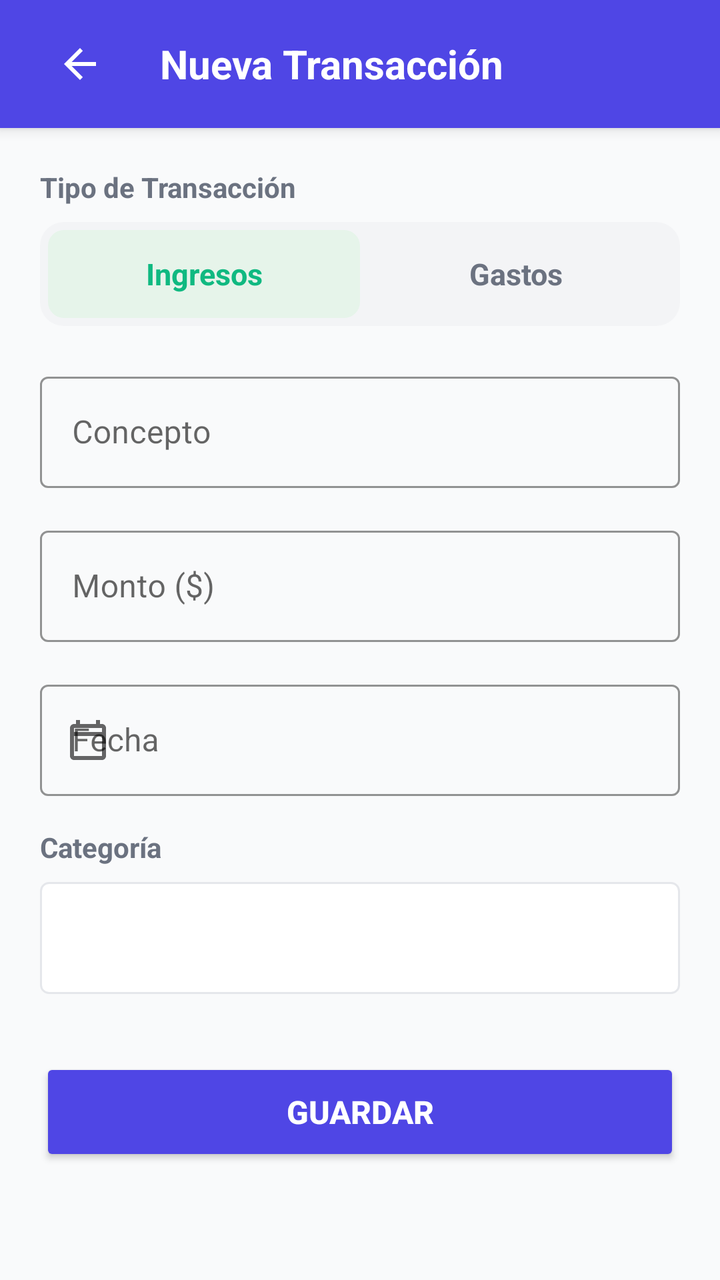
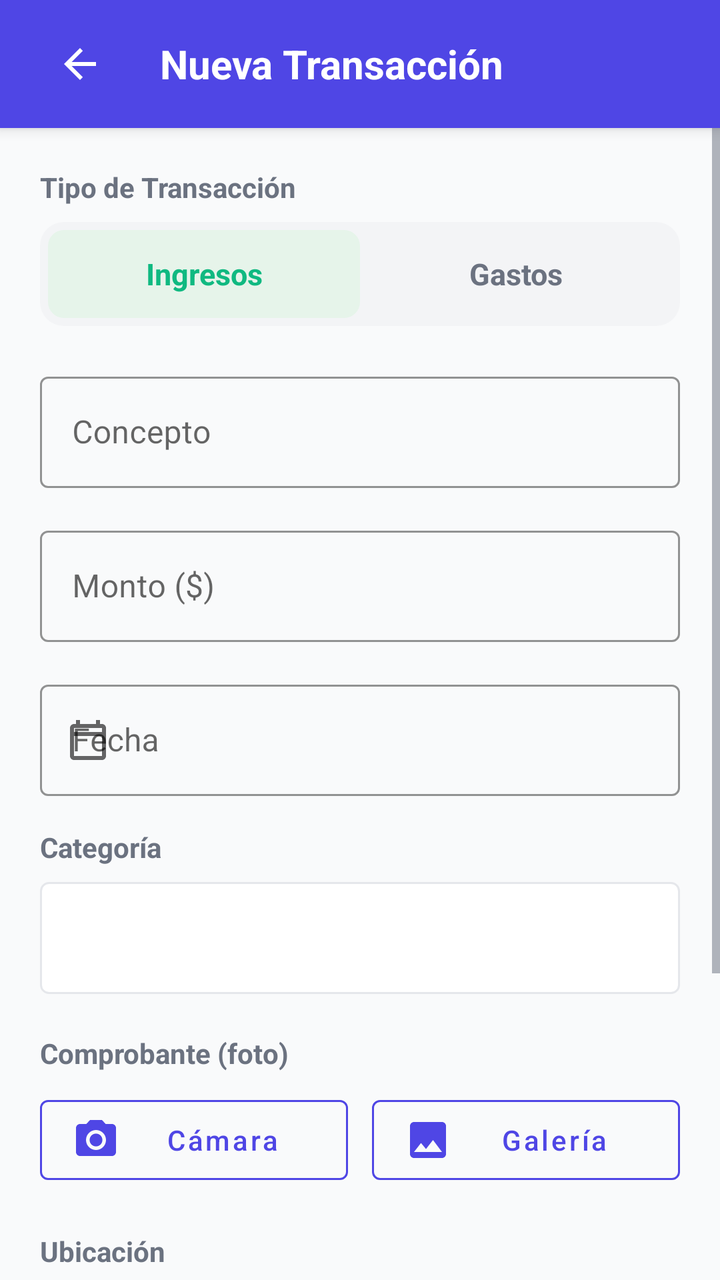

Screens rendered from an Android XML layout before and after an edit, with the pre-edit source and the edit as a unified diff.
<!-- AndroidManifest.xml: application theme Theme.MisFinanzas -->
<!-- res/layout/activity_transaction_form.xml -->
<?xml version="1.0" encoding="utf-8"?>
<LinearLayout
    xmlns:android="http://schemas.android.com/apk/res/android"
    xmlns:app="http://schemas.android.com/apk/res-auto"
    xmlns:tools="http://schemas.android.com/tools"
    android:layout_width="match_parent"
    android:layout_height="match_parent"
    android:orientation="vertical"
    android:background="@color/background"
    tools:context=".TransactionFormActivity">

    
    <RelativeLayout
        android:layout_width="match_parent"
        android:layout_height="64dp"
        android:background="@color/primary"
        android:elevation="4dp"
        android:paddingHorizontal="16dp">

        <ImageButton
            android:id="@+id/btn_back"
            android:layout_width="48dp"
            android:layout_height="48dp"
            android:layout_centerVertical="true"
            android:background="?attr/selectableItemBackgroundBorderless"
            android:contentDescription="Atras"
            android:src="@drawable/ic_arrow_back"
            app:tint="@color/white" />
        

        <TextView
            android:id="@+id/tv_form_title"
            android:layout_width="wrap_content"
            android:layout_height="wrap_content"
            android:layout_centerVertical="true"
            android:layout_marginStart="16dp"
            android:layout_toEndOf="@id/btn_back"
            android:text="@string/title_new_transaction"
            android:textColor="@color/white"
            android:textSize="20sp"
            android:textStyle="bold" />
    </RelativeLayout>

    <ScrollView
        android:layout_width="match_parent"
        android:layout_height="0dp"
        android:layout_weight="1"
        android:fillViewport="true">

        <LinearLayout
            android:layout_width="match_parent"
            android:layout_height="wrap_content"
            android:orientation="vertical"
            android:padding="20dp">

            
            <TextView
                android:layout_width="wrap_content"
                android:layout_height="wrap_content"
                android:layout_marginBottom="8dp"
                android:text="@string/label_type"
                android:textColor="@color/text_secondary"
                android:textSize="14sp"
                android:textStyle="bold" />

            <RadioGroup
                android:id="@+id/rg_type"
                android:layout_width="match_parent"
                android:layout_height="52dp"
                android:layout_marginBottom="20dp"
                android:background="@drawable/bg_toggle_group"
                android:orientation="horizontal"
                android:padding="4dp">

                <RadioButton
                    android:id="@+id/rb_income"
                    android:layout_width="0dp"
                    android:layout_height="match_parent"
                    android:layout_weight="1"
                    android:background="@drawable/selector_toggle_income"
                    android:button="@null"
                    android:checked="true"
                    android:gravity="center"
                    android:text="@string/title_incomes"
                    android:textAlignment="center"
                    android:textColor="@drawable/selector_toggle_income_text"
                    android:textSize="15sp"
                    android:textStyle="bold" />

                <RadioButton
                    android:id="@+id/rb_expense"
                    android:layout_width="0dp"
                    android:layout_height="match_parent"
                    android:layout_weight="1"
                    android:background="@drawable/selector_toggle_expense"
                    android:button="@null"
                    android:gravity="center"
                    android:text="@string/title_expenses"
                    android:textAlignment="center"
                    android:textColor="@drawable/selector_toggle_expense_text"
                    android:textSize="15sp"
                    android:textStyle="bold" />
            </RadioGroup>

            
            <com.google.android.material.textfield.TextInputLayout
                android:id="@+id/til_concept"
                style="@style/Widget.MaterialComponents.TextInputLayout.OutlinedBox"
                android:layout_width="match_parent"
                android:layout_height="wrap_content"
                android:layout_marginBottom="16dp"
                android:hint="@string/label_concept"
                app:boxStrokeColor="@color/primary"
                app:hintTextColor="@color/primary">

                <com.google.android.material.textfield.TextInputEditText
                    android:id="@+id/tiet_concept"
                    android:layout_width="match_parent"
                    android:layout_height="wrap_content"
                    android:inputType="textCapSentences"
                    android:maxLines="1"
                    android:textColor="@color/text_primary" />
            </com.google.android.material.textfield.TextInputLayout>

            
            <com.google.android.material.textfield.TextInputLayout
                android:id="@+id/til_amount"
                style="@style/Widget.MaterialComponents.TextInputLayout.OutlinedBox"
                android:layout_width="match_parent"
                android:layout_height="wrap_content"
                android:layout_marginBottom="16dp"
                android:hint="@string/label_amount"
                app:boxStrokeColor="@color/primary"
                app:hintTextColor="@color/primary"
                app:prefixText="$"
                app:prefixTextColor="@color/text_secondary">

                <com.google.android.material.textfield.TextInputEditText
                    android:id="@+id/tiet_amount"
                    android:layout_width="match_parent"
                    android:layout_height="wrap_content"
                    android:inputType="numberDecimal"
                    android:maxLines="1"
                    android:textColor="@color/text_primary" />
            </com.google.android.material.textfield.TextInputLayout>

            
            <com.google.android.material.textfield.TextInputLayout
                android:id="@+id/til_date"
                style="@style/Widget.MaterialComponents.TextInputLayout.OutlinedBox"
                android:layout_width="match_parent"
                android:layout_height="wrap_content"
                android:layout_marginBottom="16dp"
                android:hint="@string/label_date"
                app:boxStrokeColor="@color/primary"
                app:hintTextColor="@color/primary"
                app:startIconDrawable="@drawable/ic_calendar">

                <com.google.android.material.textfield.TextInputEditText
                    android:id="@+id/tiet_date"
                    android:layout_width="match_parent"
                    android:layout_height="wrap_content"
                    android:clickable="true"
                    android:focusable="false"
                    android:inputType="none"
                    android:textColor="@color/text_primary" />
            </com.google.android.material.textfield.TextInputLayout>

            
            <TextView
                android:layout_width="wrap_content"
                android:layout_height="wrap_content"
                android:layout_marginBottom="8dp"
                android:text="@string/label_category"
                android:textColor="@color/text_secondary"
                android:textSize="14sp"
                android:textStyle="bold" />

            <RelativeLayout
                android:layout_width="match_parent"
                android:layout_height="56dp"
                android:layout_marginBottom="32dp"
                android:background="@drawable/bg_spinner">

                <androidx.appcompat.widget.AppCompatSpinner
                    android:id="@+id/spinner_category"
                    android:layout_width="match_parent"
                    android:layout_height="match_parent"
                    android:background="@android:color/transparent"
                    android:spinnerMode="dropdown" />
            </RelativeLayout>

            
            <ProgressBar
                android:id="@+id/progress_bar_form"
                android:layout_width="wrap_content"
                android:layout_height="wrap_content"
                android:layout_gravity="center_horizontal"
                android:layout_marginBottom="16dp"
                android:visibility="gone" />

            
            <LinearLayout
                android:layout_width="match_parent"
                android:layout_height="wrap_content"
                android:orientation="vertical">

                
                <Button
                    android:id="@+id/btn_save"
                    android:layout_width="match_parent"
                    android:layout_height="54dp"
                    android:backgroundTint="@color/primary"
                    android:text="@string/action_save"
                    android:textColor="@color/white"
                    android:textSize="16sp"
                    android:textStyle="bold"
                    app:cornerRadius="8dp" />

                
                <Button
                    android:id="@+id/btn_delete"
                    style="@style/Widget.MaterialComponents.Button.TextButton"
                    android:layout_width="match_parent"
                    android:layout_height="54dp"
                    android:layout_marginTop="8dp"
                    android:text="@string/action_delete"
                    android:textColor="@color/expense"
                    android:textSize="16sp"
                    android:textStyle="bold"
                    android:visibility="gone" />

            </LinearLayout>


        </LinearLayout>
    </ScrollView>

</LinearLayout>
<!-- resources referenced by this layout -->
<resources>
  <!-- unchanged entries left out for length: 31 -->
</resources>

<!-- the commit's change to res/layout/activity_transaction_form.xml (unified diff, before → after) -->
@@ -26,7 +26,6 @@
             android:contentDescription="Atras"
             android:src="@drawable/ic_arrow_back"
             app:tint="@color/white" />
-        
 
         <TextView
             android:id="@+id/tv_form_title"
@@ -179,7 +178,7 @@
             <RelativeLayout
                 android:layout_width="match_parent"
                 android:layout_height="56dp"
-                android:layout_marginBottom="32dp"
+                android:layout_marginBottom="20dp"
                 android:background="@drawable/bg_spinner">
 
                 <androidx.appcompat.widget.AppCompatSpinner
@@ -189,6 +188,204 @@
                     android:background="@android:color/transparent"
                     android:spinnerMode="dropdown" />
             </RelativeLayout>
+
+            
+            <TextView
+                android:layout_width="wrap_content"
+                android:layout_height="wrap_content"
+                android:layout_marginBottom="8dp"
+                android:text="@string/label_receipt"
+                android:textColor="@color/text_secondary"
+                android:textSize="14sp"
+                android:textStyle="bold" />
+
+            <FrameLayout
+                android:id="@+id/layout_receipt_preview"
+                android:layout_width="match_parent"
+                android:layout_height="180dp"
+                android:layout_marginBottom="8dp"
+                android:background="@drawable/bg_thumbnail"
+                android:visibility="gone">
+
+                <ImageView
+                    android:id="@+id/iv_receipt_preview"
+                    android:layout_width="match_parent"
+                    android:layout_height="match_parent"
+                    android:contentDescription="@string/label_receipt"
+                    android:scaleType="centerCrop" />
+
+                <ImageButton
+                    android:id="@+id/btn_remove_photo"
+                    android:layout_width="36dp"
+                    android:layout_height="36dp"
+                    android:layout_gravity="top|end"
+                    android:layout_margin="8dp"
+                    android:background="@drawable/bg_logo_circle"
+                    android:backgroundTint="#99000000"
+                    android:contentDescription="@string/action_remove_photo"
+                    android:src="@drawable/ic_close"
+                    app:tint="@color/white" />
+            </FrameLayout>
+
+            <LinearLayout
+                android:layout_width="match_parent"
+                android:layout_height="wrap_content"
+                android:layout_marginBottom="8dp"
+                android:orientation="horizontal">
+
+                <com.google.android.material.button.MaterialButton
+                    android:id="@+id/btn_camera"
+                    style="@style/Widget.MaterialComponents.Button.OutlinedButton"
+                    android:layout_width="0dp"
+                    android:layout_height="52dp"
+                    android:layout_marginEnd="6dp"
+                    android:layout_weight="1"
+                    android:text="@string/action_camera"
+                    android:textAllCaps="false"
+                    android:textColor="@color/primary"
+                    app:icon="@drawable/ic_camera"
+                    app:iconTint="@color/primary"
+                    app:strokeColor="@color/primary" />
+
+                <com.google.android.material.button.MaterialButton
+                    android:id="@+id/btn_gallery"
+                    style="@style/Widget.MaterialComponents.Button.OutlinedButton"
+                    android:layout_width="0dp"
+                    android:layout_height="52dp"
+                    android:layout_marginStart="6dp"
+                    android:layout_weight="1"
+                    android:text="@string/action_gallery"
+                    android:textAllCaps="false"
+                    android:textColor="@color/primary"
+                    app:icon="@drawable/ic_image"
+                    app:iconTint="@color/primary"
+                    app:strokeColor="@color/primary" />
+            </LinearLayout>
+
+            
+            <LinearLayout
+                android:id="@+id/layout_upload_progress"
+                android:layout_width="match_parent"
+                android:layout_height="wrap_content"
+                android:layout_marginBottom="8dp"
+                android:orientation="vertical"
+                android:visibility="gone">
+
+                <ProgressBar
+                    android:id="@+id/progress_upload"
+                    style="@style/Widget.AppCompat.ProgressBar.Horizontal"
+                    android:layout_width="match_parent"
+                    android:layout_height="wrap_content"
+                    android:max="100"
+                    android:progressTint="@color/primary" />
+
+                <TextView
+                    android:id="@+id/tv_upload_progress"
+                    android:layout_width="wrap_content"
+                    android:layout_height="wrap_content"
+                    android:text="Subiendo foto... 0%"
+                    android:textColor="@color/text_secondary"
+                    android:textSize="12sp" />
+            </LinearLayout>
+
+            
+            <TextView
+                android:layout_width="wrap_content"
+                android:layout_height="wrap_content"
+                android:layout_marginTop="12dp"
+                android:layout_marginBottom="8dp"
+                android:text="@string/label_location"
+                android:textColor="@color/text_secondary"
+                android:textSize="14sp"
+                android:textStyle="bold" />
+
+            <androidx.cardview.widget.CardView
+                android:layout_width="match_parent"
+                android:layout_height="wrap_content"
+                android:layout_marginBottom="8dp"
+                app:cardBackgroundColor="@color/white"
+                app:cardCornerRadius="10dp"
+                app:cardElevation="1dp">
+
+                <LinearLayout
+                    android:layout_width="match_parent"
+                    android:layout_height="wrap_content"
+                    android:gravity="center_vertical"
+                    android:orientation="horizontal"
+                    android:padding="12dp">
+
+                    <ImageView
+                        android:layout_width="24dp"
+                        android:layout_height="24dp"
+                        android:contentDescription="@string/label_location"
+                        android:src="@drawable/ic_location" />
+
+                    <LinearLayout
+                        android:layout_width="0dp"
+                        android:layout_height="wrap_content"
+                        android:layout_marginStart="12dp"
+                        android:layout_weight="1"
+                        android:orientation="vertical">
+
+                        <TextView
+                            android:id="@+id/tv_location_address"
+                            android:layout_width="wrap_content"
+                            android:layout_height="wrap_content"
+                            android:text="@string/location_empty"
+                            android:textColor="@color/text_primary"
+                            android:textSize="14sp" />
+
+                        <TextView
+                            android:id="@+id/tv_location_coords"
+                            android:layout_width="wrap_content"
+                            android:layout_height="wrap_content"
+                            android:layout_marginTop="2dp"
+                            android:textColor="@color/text_secondary"
+                            android:textSize="12sp"
+                            android:visibility="gone" />
+                    </LinearLayout>
+
+                    <ProgressBar
+                        android:id="@+id/progress_location"
+                        android:layout_width="24dp"
+                        android:layout_height="24dp"
+                        android:visibility="gone" />
+                </LinearLayout>
+            </androidx.cardview.widget.CardView>
+
+            <LinearLayout
+                android:layout_width="match_parent"
+                android:layout_height="wrap_content"
+                android:layout_marginBottom="24dp"
+                android:orientation="horizontal">
+
+                <com.google.android.material.button.MaterialButton
+                    android:id="@+id/btn_get_location"
+                    style="@style/Widget.MaterialComponents.Button.OutlinedButton"
+                    android:layout_width="0dp"
+                    android:layout_height="52dp"
+                    android:layout_weight="1"
+                    android:text="@string/action_get_location"
+                    android:textAllCaps="false"
+                    android:textColor="@color/primary"
+                    app:icon="@drawable/ic_my_location"
+                    app:iconTint="@color/primary"
+                    app:strokeColor="@color/primary" />
+
+                <com.google.android.material.button.MaterialButton
+                    android:id="@+id/btn_view_on_map"
+                    style="@style/Widget.MaterialComponents.Button.OutlinedButton"
+                    android:layout_width="wrap_content"
+                    android:layout_height="52dp"
+                    android:layout_marginStart="8dp"
+                    android:text="Mapa"
+                    android:textAllCaps="false"
+                    android:textColor="@color/primary"
+                    android:visibility="gone"
+                    app:icon="@drawable/ic_map"
+                    app:iconTint="@color/primary"
+                    app:strokeColor="@color/primary" />
+            </LinearLayout>
 
             
             <ProgressBar
@@ -230,6 +427,20 @@
                     android:textStyle="bold"
                     android:visibility="gone" />
 
+                
+                <TextView
+                    android:id="@+id/tv_delete_restricted"
+                    android:layout_width="match_parent"
+                    android:layout_height="wrap_content"
+                    android:layout_marginTop="12dp"
+                    android:drawablePadding="6dp"
+                    android:gravity="center"
+                    android:text="@string/delete_admin_only"
+                    android:textColor="@color/text_secondary"
+                    android:textSize="12sp"
+                    android:visibility="gone"
+                    app:drawableStartCompat="@drawable/ic_lock" />
+
             </LinearLayout>
 
 
<!-- resource entries referenced after the edit -->
@@ -1,5 +1,109 @@
 <!-- resources referenced by this layout -->
 <resources>
+  <!-- drawable bg_logo_circle (drawable) -->
+  <?xml version="1.0" encoding="utf-8"?>
+  <shape xmlns:android="http://schemas.android.com/apk/res/android" android:shape="oval">
+      <solid android:color="@color/primary_light" />
+  </shape>
+  <!-- drawable bg_thumbnail (drawable) -->
+  <?xml version="1.0" encoding="utf-8"?>
+  <shape xmlns:android="http://schemas.android.com/apk/res/android" android:shape="rectangle">
+      <solid android:color="@color/primary_light" />
+      <corners android:radius="10dp" />
+  </shape>
+  <!-- drawable ic_camera (drawable) -->
+  <?xml version="1.0" encoding="utf-8"?>
+  <vector xmlns:android="http://schemas.android.com/apk/res/android"
+      android:width="24dp"
+      android:height="24dp"
+      android:tint="@color/primary"
+      android:viewportWidth="24"
+      android:viewportHeight="24">
+      <path
+          android:fillColor="@android:color/white"
+          android:pathData="M9,2L7.17,4H4c-1.1,0 -2,0.9 -2,2v12c0,1.1 0.9,2 2,2h16c1.1,0 2,-0.9 2,-2V6c0,-1.1 -0.9,-2 -2,-2h-3.17L15,2H9zM12,17c-2.76,0 -5,-2.24 -5,-5s2.24,-5 5,-5 5,2.24 5,5 -2.24,5 -5,5zM12,8.8c-1.77,0 -3.2,1.43 -3.2,3.2s1.43,3.2 3.2,3.2 3.2,-1.43 3.2,-3.2 -1.43,-3.2 -3.2,-3.2z" />
+  </vector>
+  <!-- drawable ic_close (drawable) -->
+  <?xml version="1.0" encoding="utf-8"?>
+  <vector xmlns:android="http://schemas.android.com/apk/res/android"
+      android:width="24dp"
+      android:height="24dp"
+      android:tint="@color/white"
+      android:viewportWidth="24"
+      android:viewportHeight="24">
+      <path
+          android:fillColor="@android:color/white"
+          android:pathData="M19,6.41L17.59,5 12,10.59 6.41,5 5,6.41 10.59,12 5,17.59 6.41,19 12,13.41 17.59,19 19,17.59 13.41,12z" />
+  </vector>
+  <!-- drawable ic_image (drawable) -->
+  <?xml version="1.0" encoding="utf-8"?>
+  <vector xmlns:android="http://schemas.android.com/apk/res/android"
+      android:width="24dp"
+      android:height="24dp"
+      android:tint="@color/primary"
+      android:viewportWidth="24"
+      android:viewportHeight="24">
+      <path
+          android:fillColor="@android:color/white"
+          android:pathData="M21,19V5c0,-1.1 -0.9,-2 -2,-2H5c-1.1,0 -2,0.9 -2,2v14c0,1.1 0.9,2 2,2h14c1.1,0 2,-0.9 2,-2zM8.5,13.5l2.5,3.01L14.5,12l4.5,6H5l3.5,-4.5z" />
+  </vector>
+  <!-- drawable ic_location (drawable) -->
+  <?xml version="1.0" encoding="utf-8"?>
+  <vector xmlns:android="http://schemas.android.com/apk/res/android"
+      android:width="24dp"
+      android:height="24dp"
+      android:tint="@color/primary"
+      android:viewportWidth="24"
+      android:viewportHeight="24">
+      <path
+          android:fillColor="@android:color/white"
+          android:pathData="M12,2C8.13,2 5,5.13 5,9c0,5.25 7,13 7,13s7,-7.75 7,-13c0,-3.87 -3.13,-7 -7,-7zM12,11.5c-1.38,0 -2.5,-1.12 -2.5,-2.5s1.12,-2.5 2.5,-2.5 2.5,1.12 2.5,2.5 -1.12,2.5 -2.5,2.5z" />
+  </vector>
+  <!-- drawable ic_lock (drawable) -->
+  <?xml version="1.0" encoding="utf-8"?>
+  <vector xmlns:android="http://schemas.android.com/apk/res/android"
+      android:width="24dp"
+      android:height="24dp"
+      android:tint="@color/text_secondary"
+      android:viewportWidth="24"
+      android:viewportHeight="24">
+      <path
+          android:fillColor="@android:color/white"
+          android:pathData="M18,8h-1V6c0,-2.76 -2.24,-5 -5,-5S7,3.24 7,6v2H6c-1.1,0 -2,0.9 -2,2v10c0,1.1 0.9,2 2,2h12c1.1,0 2,-0.9 2,-2V10c0,-1.1 -0.9,-2 -2,-2zM12,17c-1.1,0 -2,-0.9 -2,-2s0.9,-2 2,-2 2,0.9 2,2 -0.9,2 -2,2zM15.1,8H8.9V6c0,-1.71 1.39,-3.1 3.1,-3.1 1.71,0 3.1,1.39 3.1,3.1v2z" />
+  </vector>
+  <!-- drawable ic_map (drawable) -->
+  <?xml version="1.0" encoding="utf-8"?>
+  <vector xmlns:android="http://schemas.android.com/apk/res/android"
+      android:width="24dp"
+      android:height="24dp"
+      android:tint="@color/white"
+      android:viewportWidth="24"
+      android:viewportHeight="24">
+      <path
+          android:fillColor="@android:color/white"
+          android:pathData="M20.5,3l-0.16,0.03L15,5.1 9,3 3.36,4.9c-0.21,0.07 -0.36,0.25 -0.36,0.48V20.5c0,0.28 0.22,0.5 0.5,0.5l0.16,-0.03L9,18.9l6,2.1 5.64,-1.9c0.21,-0.07 0.36,-0.25 0.36,-0.48V3.5c0,-0.28 -0.22,-0.5 -0.5,-0.5zM15,19l-6,-2.11V5l6,2.11V19z" />
+  </vector>
+  <!-- drawable ic_my_location (drawable) -->
+  <?xml version="1.0" encoding="utf-8"?>
+  <vector xmlns:android="http://schemas.android.com/apk/res/android"
+      android:width="24dp"
+      android:height="24dp"
+      android:tint="@color/white"
+      android:viewportWidth="24"
+      android:viewportHeight="24">
+      <path
+          android:fillColor="@android:color/white"
+          android:pathData="M12,8c-2.21,0 -4,1.79 -4,4s1.79,4 4,4 4,-1.79 4,-4 -1.79,-4 -4,-4zM20.94,11c-0.46,-4.17 -3.77,-7.48 -7.94,-7.94V1h-2v2.06C6.83,3.52 3.52,6.83 3.06,11H1v2h2.06c0.46,4.17 3.77,7.48 7.94,7.94V23h2v-2.06c4.17,-0.46 7.48,-3.77 7.94,-7.94H23v-2h-2.06zM12,19c-3.87,0 -7,-3.13 -7,-7s3.13,-7 7,-7 7,3.13 7,7 -3.13,7 -7,7z" />
+  </vector>
+  <string name="action_camera">Cámara</string>
+  <string name="action_gallery">Galería</string>
+  <string name="action_get_location">Usar mi ubicación actual</string>
+  <string name="action_remove_photo">Quitar foto</string>
+  <string name="delete_admin_only">Solo un Administrador puede eliminar transacciones.</string>
+  <string name="label_location">Ubicación</string>
+  <string name="label_receipt">Comprobante (foto)</string>
+  <string name="location_empty">Sin ubicación registrada</string>
+  <color name="primary_light">#EEF2F6</color>
   <!-- unchanged entries left out for length: 31 -->
 </resources>
 
